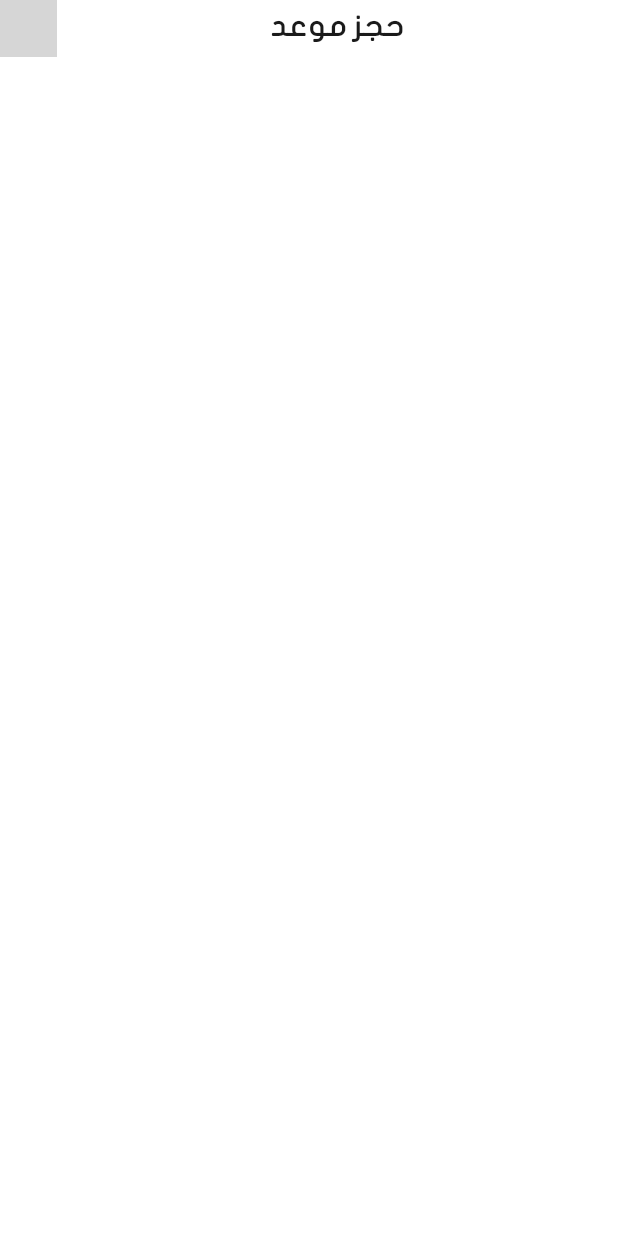
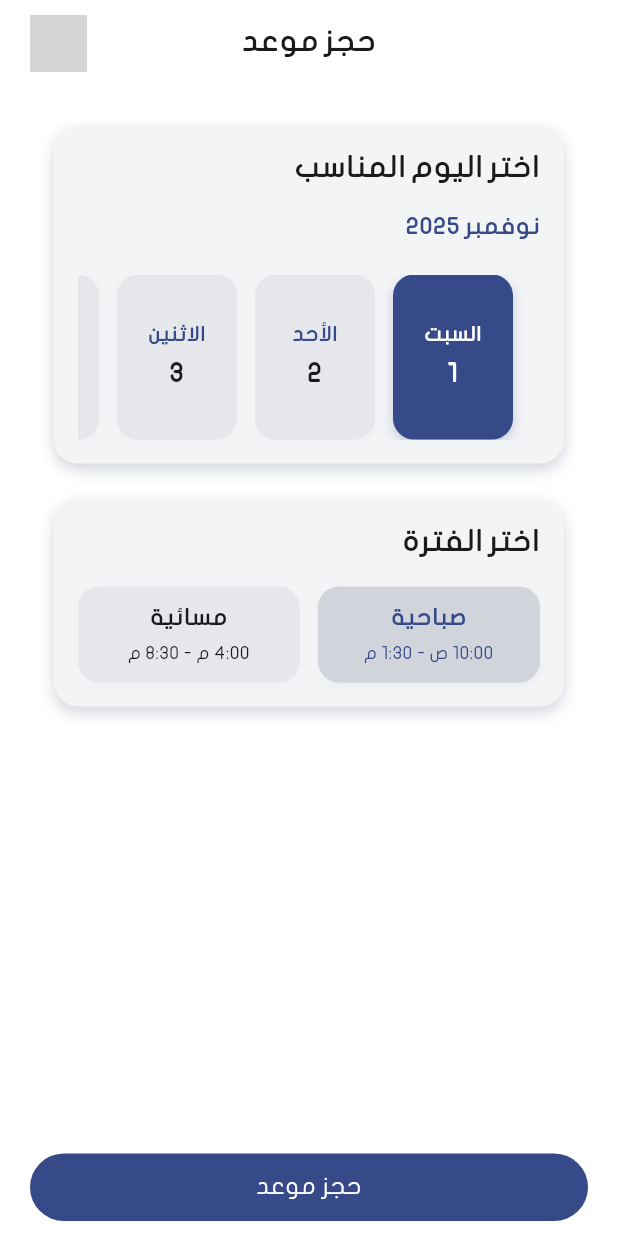
Before and after one commit to odaibishr/doctor_booking_system_with_ai, a Flutter app: the AppointmentView screen opened by its route, on a phone screen of 412 x 824 dp. Run offline on Flutter 3.47's test engine with Material 3 defaults, Android fonts, the phone set to English and light mode, and no system bars; our stand-ins replace carousel_slider, date_field, dio, dropdown_button2, go_router, image_picker and 1 more; missing offline and left inert: data_connection_checker_tv, social_auth_buttons, svg_flutter; grey boxes are pictures that could not be loaded.

Commit message:
create the date pricker card, day item, time period and date booking

```diff
--- a/lib/core/widgets/custom_app_bar.dart
+++ b/lib/core/widgets/custom_app_bar.dart
@@ -52,7 +52,10 @@ class CustomAppBar extends StatelessWidget {
                   ),
                 ),
               )
-            : const SizedBox.shrink(),
+            : Opacity(
+                opacity: 0,
+                child: SizedBox.fromSize(size: const Size(38, 38)),
+              ),
 
         Text(
           title,
--- a/lib/features/appointment/presentation/appointment_view.dart
+++ b/lib/features/appointment/presentation/appointment_view.dart
@@ -1,3 +1,4 @@
+import 'package:doctor_booking_system_with_ai/core/widgets/main_button.dart';
 import 'package:doctor_booking_system_with_ai/features/appointment/presentation/widgets/appointment_view_body.dart';
 import 'package:flutter/material.dart';
 
@@ -7,8 +8,10 @@ class AppointmentView extends StatelessWidget {
   @override
   Widget build(BuildContext context) {
     return Scaffold(
-      body: SafeArea(
-        child: AppointmentViewBody(),
+      body: SafeArea(child: AppointmentViewBody()),
+      bottomNavigationBar: Container(
+        padding: const EdgeInsets.symmetric(horizontal: 20, vertical: 10),
+        child: MainButton(text: 'حجز موعد', onTap: () {}),
       ),
     );
   }
--- a/lib/features/appointment/presentation/widgets/appointment_view_body.dart
+++ b/lib/features/appointment/presentation/widgets/appointment_view_body.dart
@@ -1,4 +1,5 @@
 import 'package:doctor_booking_system_with_ai/core/widgets/custom_app_bar.dart';
+import 'package:doctor_booking_system_with_ai/features/appointment/presentation/widgets/data_booking.dart';
 import 'package:flutter/material.dart';
 
 class AppointmentViewBody extends StatelessWidget {
@@ -6,14 +7,20 @@ class AppointmentViewBody extends StatelessWidget {
 
   @override
   Widget build(BuildContext context) {
-    return Column(
+    return Padding(
+      padding: const EdgeInsets.symmetric(horizontal: 20, vertical: 10),
+      child: Column(
         children: [
           CustomAppBar(
             title: 'حجز موعد',
             isBackButtonVisible: true,
             isUserImageVisible: false,
+            isHeartIconVisible: false,
           ),
+          const SizedBox(height: 20),
+          const DataBooking(),
         ],
+      ),
     );
   }
 }
--- /dev/null
+++ b/lib/features/appointment/presentation/widgets/data_booking.dart
@@ -0,0 +1,41 @@
+import 'package:flutter/material.dart';
+import 'date_picker_card.dart';
+import 'time_period_selector.dart';
+
+class DataBooking extends StatefulWidget {
+  final void Function(DateTime date)? onDateSelected;
+
+  const DataBooking({super.key, this.onDateSelected});
+
+  @override
+  State<DataBooking> createState() => _DataBookingState();
+}
+
+class _DataBookingState extends State<DataBooking> {
+  DateTime _selectedDate = DateTime.now();
+
+  void _handleDateSelected(DateTime date) {
+    setState(() => _selectedDate = date);
+    widget.onDateSelected?.call(date);
+  }
+
+  @override
+  Widget build(BuildContext context) {
+    return SingleChildScrollView(
+      child: Padding(
+        padding: const EdgeInsets.all(16),
+        child: Column(
+          crossAxisAlignment: CrossAxisAlignment.stretch,
+          children: [
+            DatePickerCard(
+              selectedDate: _selectedDate,
+              onDateSelected: _handleDateSelected,
+            ),
+            const SizedBox(height: 24),
+            const TimePeriodSelector(),
+          ],
+        ),
+      ),
+    );
+  }
+}
--- /dev/null
+++ b/lib/features/appointment/presentation/widgets/date_picker_card.dart
@@ -0,0 +1,96 @@
+import 'package:doctor_booking_system_with_ai/core/styles/app_colors.dart';
+import 'package:doctor_booking_system_with_ai/core/styles/font_styles.dart';
+import 'package:flutter/material.dart';
+import 'package:intl/intl.dart';
+import 'day_item.dart';
+
+class DatePickerCard extends StatefulWidget {
+  final DateTime selectedDate;
+  final void Function(DateTime date) onDateSelected;
+
+  const DatePickerCard({
+    super.key,
+    required this.selectedDate,
+    required this.onDateSelected,
+  });
+
+  @override
+  State<DatePickerCard> createState() => _DatePickerCardState();
+}
+
+class _DatePickerCardState extends State<DatePickerCard> {
+  final Set<DateTime> _unavailableDays = {
+    DateTime(2025, 7, 1),
+    DateTime(2025, 7, 3),
+    DateTime(2025, 7, 7),
+  };
+
+  bool _isSameDay(DateTime a, DateTime b) =>
+      a.year == b.year && a.month == b.month && a.day == b.day;
+
+  @override
+  Widget build(BuildContext context) {
+    Intl.defaultLocale = 'ar';
+    final today = DateTime.now();
+    final weekEnd = today.add(Duration(days: 7 - today.weekday));
+    final nextWeekStart = weekEnd.add(const Duration(days: 1));
+    final nextWeekEnd = nextWeekStart.add(const Duration(days: 6));
+
+    final List<DateTime> allowedDates = List<DateTime>.generate(
+      nextWeekEnd.difference(today).inDays + 1,
+      (i) => DateTime(today.year, today.month, today.day + i),
+    );
+
+    return Container(
+      padding: const EdgeInsets.all(16),
+      decoration: BoxDecoration(
+        color: AppColors.gray100,
+        borderRadius: BorderRadius.circular(16),
+        boxShadow: [
+          BoxShadow(
+            color: AppColors.gray300.withValues(alpha: 255),
+            blurRadius: 8,
+            offset: const Offset(0, 4),
+          ),
+        ],
+      ),
+      child: Column(
+        crossAxisAlignment: CrossAxisAlignment.stretch,
+        children: [
+          Text(
+            "اختر اليوم المناسب",
+            style: FontStyles.headLine4.copyWith(
+              color: AppColors.black,
+              fontWeight: FontWeight.bold,
+            ),
+          ),
+          const SizedBox(height: 16),
+          Text(
+            DateFormat.yMMMM('ar').format(widget.selectedDate),
+            style: FontStyles.subTitle2.copyWith(
+              color: AppColors.primary,
+              fontWeight: FontWeight.bold,
+            ),
+          ),
+          const SizedBox(height: 20),
+          SizedBox(
+            height: 110,
+            child: ListView.builder(
+              scrollDirection: Axis.horizontal,
+              padding: const EdgeInsets.symmetric(horizontal: 12),
+              itemCount: allowedDates.length,
+              itemBuilder: (context, index) {
+                return DayItem(
+                  date: allowedDates[index],
+                  selectedDate: widget.selectedDate,
+                  unavailableDays: _unavailableDays,
+                  onTap: widget.onDateSelected,
+                );
+              },
+            ),
+          ),
+        ],
+      ),
+    );
+  }
+}
--- /dev/null
+++ b/lib/features/appointment/presentation/widgets/day_item.dart
@@ -0,0 +1,115 @@
+import 'package:doctor_booking_system_with_ai/core/styles/app_colors.dart';
+import 'package:doctor_booking_system_with_ai/core/styles/font_styles.dart';
+import 'package:flutter/material.dart';
+import 'package:intl/intl.dart';
+
+class DayItem extends StatelessWidget {
+  final DateTime date;
+  final DateTime selectedDate;
+  final Set<DateTime> unavailableDays;
+  final void Function(DateTime date) onTap;
+
+  const DayItem({
+    super.key,
+    required this.date,
+    required this.selectedDate,
+    required this.unavailableDays,
+    required this.onTap,
+  });
+
+  bool _isSameDay(DateTime a, DateTime b) =>
+      a.year == b.year && a.month == b.month && a.day == b.day;
+
+  @override
+  Widget build(BuildContext context) {
+    final today = DateTime.now();
+    final isToday = _isSameDay(date, today);
+    final isSelected = _isSameDay(date, selectedDate);
+    final isWeekendDisabled = date.weekday == 4 || date.weekday == 5;
+    final isUnavailable = unavailableDays.any((d) => _isSameDay(d, date));
+    final isDisabled = isWeekendDisabled || isUnavailable;
+
+    return Padding(
+      padding: const EdgeInsets.symmetric(horizontal: 6),
+      child: InkWell(
+        borderRadius: BorderRadius.circular(14),
+        onTap: isDisabled
+            ? () => ScaffoldMessenger.of(context).showSnackBar(
+                SnackBar(
+                  content: Text(
+                    isWeekendDisabled
+                        ? 'لا يمكن الحجز يوم الخميس أو الجمعة'
+                        : 'هذا اليوم غير متاح للحجز',
+                    textAlign: TextAlign.center,
+                  ),
+                  duration: const Duration(milliseconds: 900),
+                  behavior: SnackBarBehavior.floating,
+                ),
+              )
+            : () => onTap(date),
+        child: AnimatedContainer(
+          duration: const Duration(milliseconds: 250),
+          width: 80,
+          padding: const EdgeInsets.symmetric(vertical: 12),
+          decoration: BoxDecoration(
+            color: isDisabled
+                ? AppColors.gray400
+                : isSelected
+                ? AppColors.primary
+                : isToday
+                ? AppColors.gray200
+                : AppColors.gray200,
+            borderRadius: BorderRadius.circular(14),
+            border: isToday && !isSelected
+                ? Border.all(color: AppColors.primary, width: 2)
+                : null,
+            boxShadow: isSelected
+                ? [
+                    BoxShadow(
+                      color: AppColors.primary.withValues(alpha: 0.25),
+                      blurRadius: 6,
+                      offset: const Offset(0, 3),
+                    ),
+                  ]
+                : [
+                    BoxShadow(
+                      color: AppColors.gray300.withValues(alpha: 0.15),
+                      blurRadius: 4,
+                      offset: const Offset(0, 2),
+                    ),
+                  ],
+          ),
+          child: Column(
+            mainAxisAlignment: MainAxisAlignment.center,
+            children: [
+              Text(
+                DateFormat.E('ar').format(date),
+                style: FontStyles.subTitle3.copyWith(
+                  color: isDisabled
+                      ? AppColors.gray500
+                      : isSelected
+                      ? AppColors.white
+                      : AppColors.primary,
+                  fontWeight: FontWeight.w600,
+                ),
+              ),
+              const SizedBox(height: 6),
+              Text(
+                '${date.day}',
+                style: FontStyles.headLine4.copyWith(
+                  fontSize: 18,
+                  color: isDisabled
+                      ? AppColors.gray500
+                      : isSelected
+                      ? AppColors.white
+                      : AppColors.black,
+                  fontWeight: FontWeight.bold,
+                ),
+              ),
+            ],
+          ),
+        ),
+      ),
+    );
+  }
+}
--- /dev/null
+++ b/lib/features/appointment/presentation/widgets/time_period_selector.dart
@@ -0,0 +1,123 @@
+import 'package:doctor_booking_system_with_ai/core/styles/app_colors.dart';
+import 'package:doctor_booking_system_with_ai/core/styles/font_styles.dart';
+import 'package:flutter/material.dart';
+
+class TimePeriodSelector extends StatefulWidget {
+  final ValueChanged<String>? onPeriodSelected;
+
+  const TimePeriodSelector({super.key, this.onPeriodSelected});
+
+  @override
+  State<TimePeriodSelector> createState() => _TimePeriodSelectorState();
+}
+
+class _TimePeriodSelectorState extends State<TimePeriodSelector> {
+  String _selectedPeriod = '';
+
+  void _selectPeriod(String period) {
+    setState(() {
+      _selectedPeriod = period;
+    });
+    widget.onPeriodSelected?.call(period);
+  }
+
+  @override
+  Widget build(BuildContext context) {
+    return Container(
+      padding: const EdgeInsets.all(16),
+      decoration: BoxDecoration(
+        color: AppColors.gray100,
+        borderRadius: BorderRadius.circular(16),
+        boxShadow: [
+          BoxShadow(
+            color: AppColors.gray300.withValues(alpha: 255),
+            blurRadius: 8,
+            offset: const Offset(0, 4),
+          ),
+        ],
+      ),
+      child: Column(
+        crossAxisAlignment: CrossAxisAlignment.stretch,
+        children: [
+          Text(
+            'اختر الفترة',
+            style: FontStyles.headLine4.copyWith(
+              color: AppColors.black,
+              fontWeight: FontWeight.w700,
+            ),
+            textAlign: TextAlign.right,
+          ),
+          const SizedBox(height: 16),
+          Row(
+            children: [
+              _periodCard(
+                title: 'صباحية',
+                timeRange: '10:00 ص - 1:30 م',
+                periodKey: 'صباحية',
+              ),
+              const SizedBox(width: 12),
+              _periodCard(
+                title: 'مسائية',
+                timeRange: '4:00 م - 8:30 م',
+                periodKey: 'مسائية',
+              ),
+            ],
+          ),
+        ],
+      ),
+    );
+  }
+
+  Expanded _periodCard({
+    required String title,
+    required String timeRange,
+    required String periodKey,
+  }) {
+    final isSelected = _selectedPeriod == periodKey;
+    final bgColor = isSelected
+        ? AppColors.primary
+        : (periodKey == 'صباحية' ? AppColors.gray300 : AppColors.gray200);
+    final textColor = isSelected
+        ? AppColors.white
+        : (periodKey == 'صباحية' ? AppColors.primary : AppColors.black);
+
+    return Expanded(
+      child: GestureDetector(
+        onTap: () => _selectPeriod(periodKey),
+        child: Container(
+          height: 64,
+          decoration: BoxDecoration(
+            color: bgColor,
+            borderRadius: BorderRadius.circular(14),
+            boxShadow: [
+              BoxShadow(
+                color: bgColor.withValues(alpha: 0.25),
+                blurRadius: 4,
+                offset: const Offset(0, 2),
+              ),
+            ],
+          ),
+          child: Center(
+            child: Column(
+              mainAxisAlignment: MainAxisAlignment.center,
+              children: [
+                Text(
+                  title,
+                  style: FontStyles.subTitle2.copyWith(
+                    fontWeight: FontWeight.bold,
+                    color: textColor,
+                  ),
+                ),
+                const SizedBox(height: 4),
+                Text(
+                  timeRange,
+                  style: FontStyles.body2.copyWith(color: textColor),
+                ),
+              ],
+            ),
+          ),
+        ),
+      ),
+    );
+  }
+}
--- a/pubspec.yaml
+++ b/pubspec.yaml
@@ -49,6 +49,9 @@ dependencies:
   date_field: ^6.0.3+1
   dropdown_button2: ^2.3.9
   image_picker: ^1.2.0
+  table_calendar: ^3.2.0
+  easy_date_timeline: ^2.0.9
+  intl: ^0.20.2
 
 
 
```
Also changed, not shown: pubspec.lock. Lines whose indentation alone changed are shown as unchanged.
